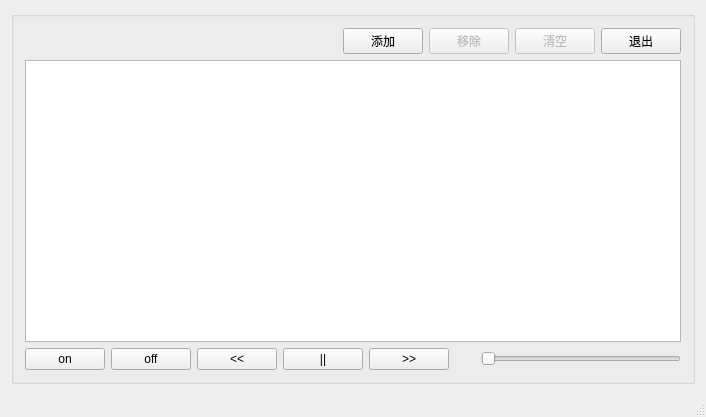
Before: the Qt Designer form QWidgetMultimedia/Widget15_1.ui in GhostsLYB/Qt-music, drawn with Qt 5.
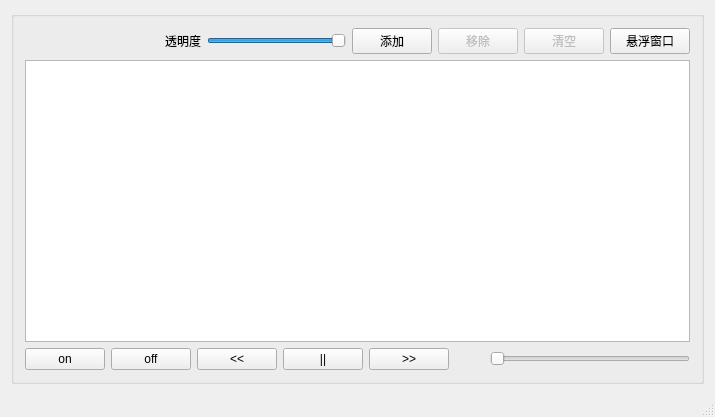
After: the same form once the commit is applied. Icons and pictures are not drawn.

Patch:
```diff
--- a/QWidgetMultimedia/Widget15_1.ui
+++ b/QWidgetMultimedia/Widget15_1.ui
@@ -6,7 +6,7 @@
    <rect>
     <x>0</x>
     <y>0</y>
-    <width>575</width>
+    <width>715</width>
     <height>417</height>
    </rect>
   </property>
@@ -46,6 +46,32 @@
            </property>
           </spacer>
          </item>
+         <item>
+          <widget class="QLabel" name="label_2">
+           <property name="text">
+            <string>透明度</string>
+           </property>
+          </widget>
+         </item>
+         <item>
+          <widget class="QSlider" name="sliderOpacity">
+           <property name="maximum">
+            <number>100</number>
+           </property>
+           <property name="singleStep">
+            <number>1</number>
+           </property>
+           <property name="pageStep">
+            <number>10</number>
+           </property>
+           <property name="value">
+            <number>100</number>
+           </property>
+           <property name="orientation">
+            <enum>Qt::Horizontal</enum>
+           </property>
+          </widget>
+         </item>
          <item>
           <widget class="QPushButton" name="pushButton">
            <property name="minimumSize">
@@ -82,7 +108,7 @@
          <item>
           <widget class="QPushButton" name="btnQuit">
            <property name="text">
-            <string>退出</string>
+            <string>悬浮窗口</string>
            </property>
           </widget>
          </item>
```
Left out of the diff: 2 changed lines with no effect on the pictures.
